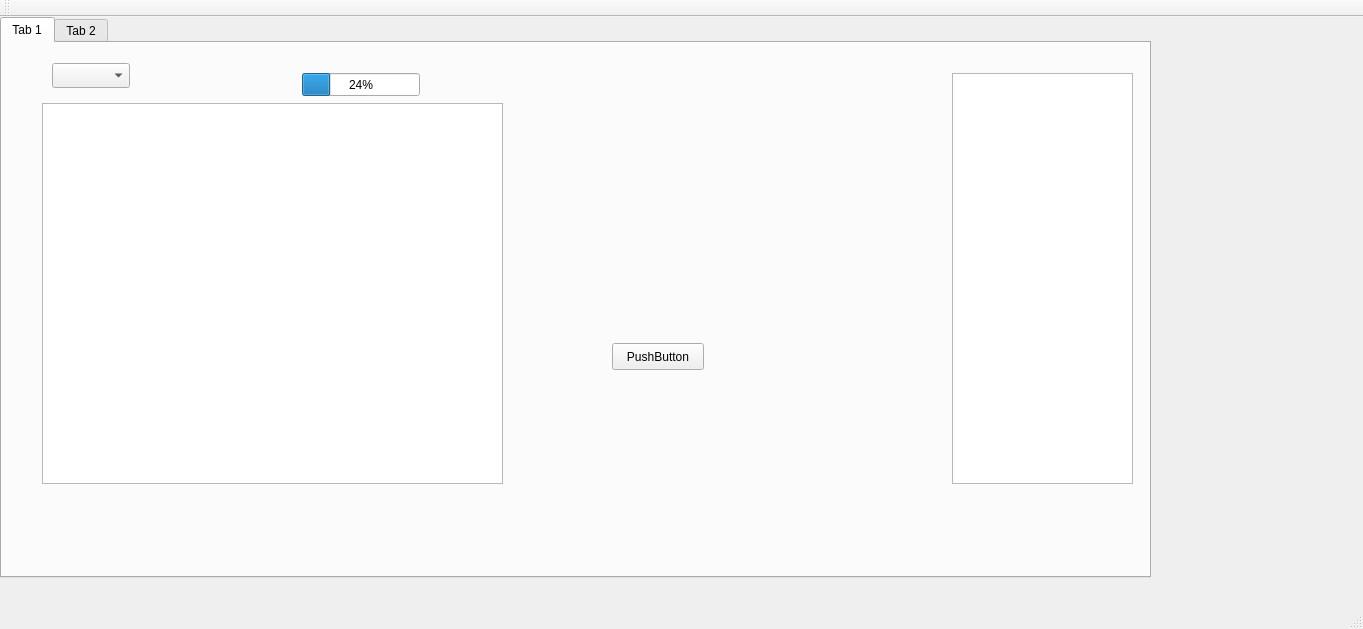
First picture: the form in mainwindow.ui, repository tomerye/Security-Sys-gui, before the edit.
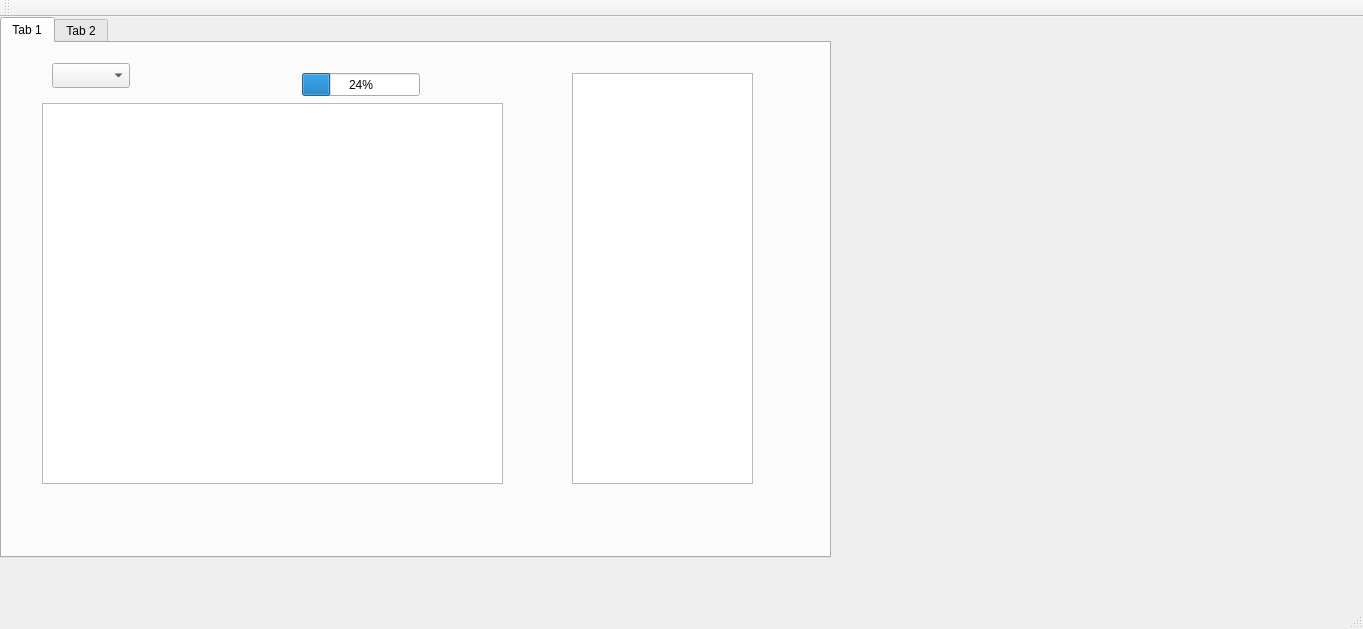
Second picture: the form after the edit.

The edit to the form file:
```diff
--- a/mainwindow.ui
+++ b/mainwindow.ui
@@ -19,8 +19,8 @@
      <rect>
       <x>0</x>
       <y>0</y>
-      <width>1151</width>
-      <height>561</height>
+      <width>831</width>
+      <height>541</height>
      </rect>
     </property>
     <property name="currentIndex">
@@ -33,7 +33,7 @@
      <widget class="QListView" name="listView">
       <property name="geometry">
        <rect>
-        <x>950</x>
+        <x>570</x>
         <y>30</y>
         <width>181</width>
         <height>411</height>
@@ -60,19 +60,6 @@
        </rect>
       </property>
      </widget>
-     <widget class="QPushButton" name="pushButton_2">
-      <property name="geometry">
-       <rect>
-        <x>610</x>
-        <y>300</y>
-        <width>92</width>
-        <height>27</height>
-       </rect>
-      </property>
-      <property name="text">
-       <string>PushButton</string>
-      </property>
-     </widget>
      <widget class="QProgressBar" name="progressBar">
       <property name="geometry">
        <rect>
```
